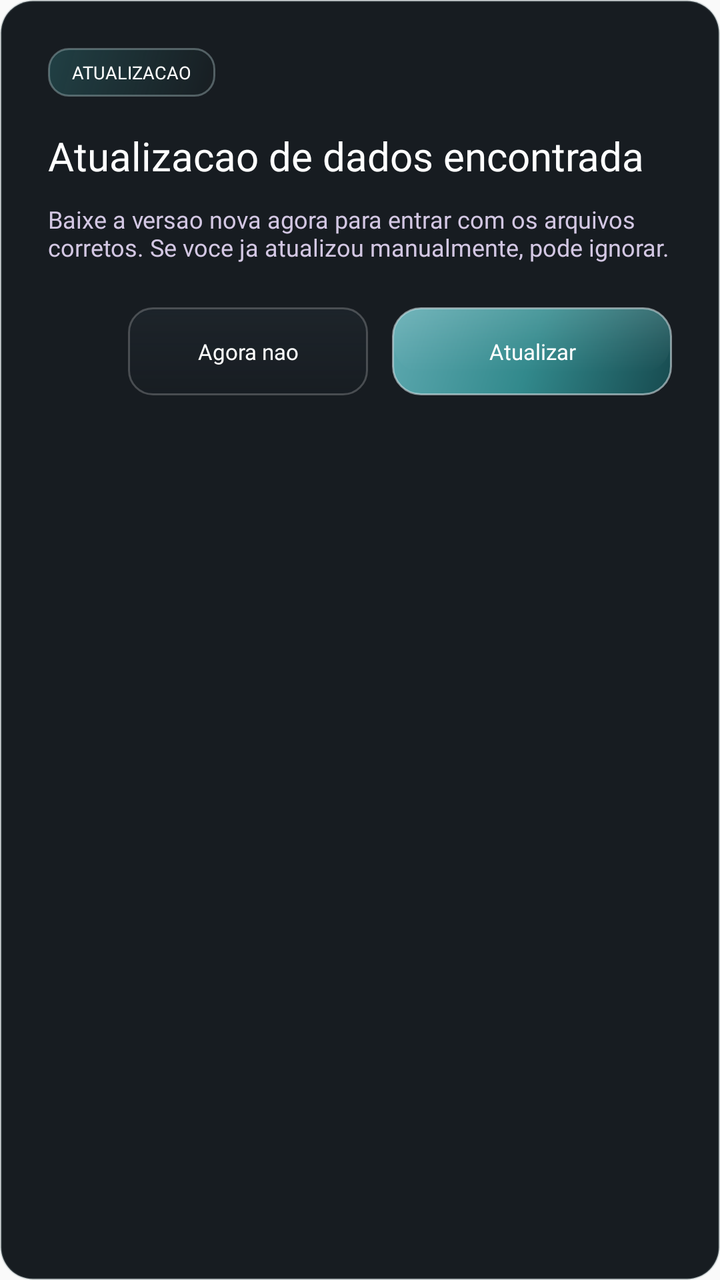
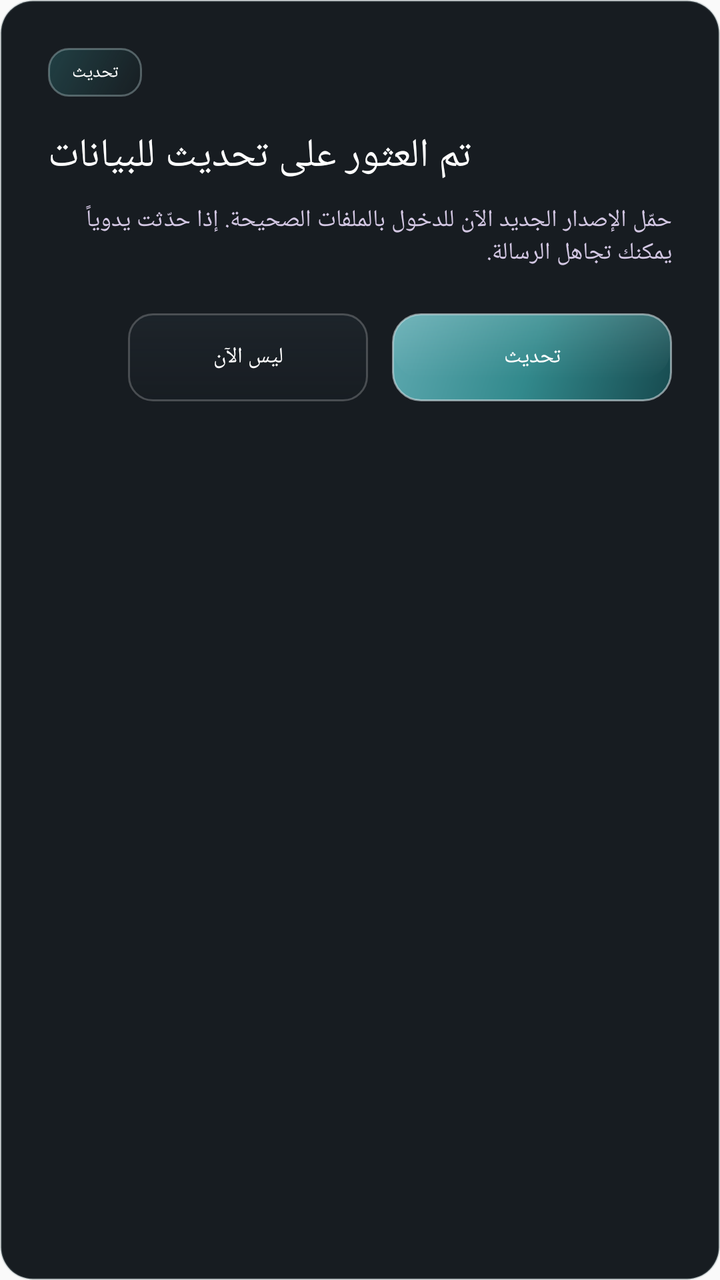

An Android layout rendered at two revisions. The XML below is the earlier revision; the diff shows what the commit changed to produce the second picture.
<!-- AndroidManifest.xml: application theme Theme.AppCompat.Light.NoActionBar.FullScreen -->
<!-- res/layout/dialog_update_prompt.xml -->
<?xml version="1.0" encoding="utf-8"?>
<LinearLayout xmlns:android="http://schemas.android.com/apk/res/android"
    android:layout_width="420dp"
    android:layout_height="wrap_content"
    android:background="@drawable/home_dialog_surface"
    android:orientation="vertical"
    android:padding="24dp">

    <TextView
        android:layout_width="wrap_content"
        android:layout_height="wrap_content"
        android:background="@drawable/home_news_badge"
        android:fontFamily="@font/montserrat_bold"
        android:paddingStart="12dp"
        android:paddingTop="6dp"
        android:paddingEnd="12dp"
        android:paddingBottom="6dp"
        android:text="Atualizacao"
        android:textAllCaps="true"
        android:textColor="@android:color/white"
        android:textSize="9sp" />

    <TextView
        android:id="@+id/update_prompt_title"
        android:layout_width="wrap_content"
        android:layout_height="wrap_content"
        android:layout_marginTop="16dp"
        android:fontFamily="@font/montserrat_black"
        android:text="Atualizacao de dados encontrada"
        android:textColor="@android:color/white"
        android:textSize="20sp" />

    <TextView
        android:id="@+id/update_prompt_body"
        android:layout_width="match_parent"
        android:layout_height="wrap_content"
        android:layout_marginTop="10dp"
        android:fontFamily="@font/montserrat_medium"
        android:text="Baixe a versao nova agora para entrar com os arquivos corretos. Se voce ja atualizou manualmente, pode ignorar."
        android:textColor="#D3C7E3"
        android:textSize="12sp" />

    <LinearLayout
        android:layout_width="match_parent"
        android:layout_height="wrap_content"
        android:layout_marginTop="22dp"
        android:gravity="end"
        android:orientation="horizontal">

        <TextView
            android:id="@+id/update_prompt_secondary"
            android:layout_width="wrap_content"
            android:layout_height="44dp"
            android:background="@drawable/home_action_secondary"
            android:fontFamily="@font/montserrat_bold"
            android:gravity="center"
            android:minWidth="120dp"
            android:paddingStart="18dp"
            android:paddingEnd="18dp"
            android:text="Agora nao"
            android:textColor="@android:color/white"
            android:textSize="11sp" />

        <TextView
            android:id="@+id/update_prompt_primary"
            android:layout_width="wrap_content"
            android:layout_height="44dp"
            android:layout_marginStart="12dp"
            android:background="@drawable/home_server_select_button"
            android:fontFamily="@font/montserrat_bold"
            android:gravity="center"
            android:minWidth="140dp"
            android:paddingStart="18dp"
            android:paddingEnd="18dp"
            android:text="Atualizar"
            android:textColor="@android:color/white"
            android:textSize="11sp" />
    </LinearLayout>
</LinearLayout>
<!-- resources referenced by this layout -->
<resources>
  <!-- drawable home_action_secondary (drawable) -->
  <?xml version="1.0" encoding="utf-8"?>
  <shape xmlns:android="http://schemas.android.com/apk/res/android"
      android:shape="rectangle">
      <gradient
          android:angle="270"
          android:startColor="#2E344450"
          android:endColor="#151A222A" />
      <corners android:radius="12dp" />
      <stroke
          android:width="1dp"
          android:color="#36FFFFFF" />
  </shape>
  <!-- drawable home_dialog_surface (drawable) -->
  <?xml version="1.0" encoding="utf-8"?>
  <shape xmlns:android="http://schemas.android.com/apk/res/android"
      android:shape="rectangle">
      <solid android:color="#F20B1016" />
      <corners android:radius="16dp" />
      <stroke
          android:width="1dp"
          android:color="@color/launcher_border_soft" />
  </shape>
  <!-- drawable home_news_badge (drawable) -->
  <?xml version="1.0" encoding="utf-8"?>
  <shape xmlns:android="http://schemas.android.com/apk/res/android"
      android:shape="rectangle">
      <gradient
          android:angle="315"
          android:startColor="#6C2D6F73"
          android:endColor="#33192325" />
      <corners android:radius="10dp" />
      <stroke
          android:width="1dp"
          android:color="#5DBBD4D5" />
  </shape>
  <!-- drawable home_server_select_button (drawable) -->
  <?xml version="1.0" encoding="utf-8"?>
  <layer-list xmlns:android="http://schemas.android.com/apk/res/android">
      <item android:top="2dp">
          <shape android:shape="rectangle">
              <solid android:color="#50101920" />
              <corners android:radius="14dp" />
          </shape>
      </item>
      <item>
          <shape android:shape="rectangle">
              <gradient
                  android:angle="315"
                  android:startColor="#5EA9B0"
                  android:centerColor="@color/launcher_accent_teal"
                  android:endColor="@color/launcher_accent_teal_dark" />
              <corners android:radius="14dp" />
              <stroke
                  android:width="1dp"
                  android:color="#92DAE8EC" />
          </shape>
      </item>
      <item
          android:left="1dp"
          android:top="1dp"
          android:right="1dp"
          android:bottom="12dp">
          <shape android:shape="rectangle">
              <gradient
                  android:angle="270"
                  android:startColor="#24EFFFFF"
                  android:centerColor="#10FFFFFF"
                  android:endColor="#00FFFFFF" />
              <corners android:radius="13dp" />
          </shape>
      </item>
  </layer-list>
  <style name="Theme.AppCompat.Light.NoActionBar.FullScreen" parent="@style/Theme.AppCompat.Light.NoActionBar">
          <item name="android:windowNoTitle">true</item>
          <item name="android:windowActionBar">false</item>
          <item name="android:windowFullscreen">true</item>
          <item name="android:windowContentOverlay">@null</item>
          <item name="android:windowLayoutInDisplayCutoutMode">shortEdges</item>
      </style>
  <color name="launcher_border_soft">#42798A91</color>
  <color name="launcher_accent_teal">#32898C</color>
  <color name="launcher_accent_teal_dark">#174A4F</color>
</resources>

<!-- the commit's change to res/layout/dialog_update_prompt.xml (unified diff, before → after) -->
@@ -15,7 +15,7 @@
         android:paddingTop="6dp"
         android:paddingEnd="12dp"
         android:paddingBottom="6dp"
-        android:text="Atualizacao"
+        android:text="تحديث"
         android:textAllCaps="true"
         android:textColor="@android:color/white"
         android:textSize="9sp" />
@@ -26,7 +26,7 @@
         android:layout_height="wrap_content"
         android:layout_marginTop="16dp"
         android:fontFamily="@font/montserrat_black"
-        android:text="Atualizacao de dados encontrada"
+        android:text="تم العثور على تحديث للبيانات"
         android:textColor="@android:color/white"
         android:textSize="20sp" />
 
@@ -36,7 +36,7 @@
         android:layout_height="wrap_content"
         android:layout_marginTop="10dp"
         android:fontFamily="@font/montserrat_medium"
-        android:text="Baixe a versao nova agora para entrar com os arquivos corretos. Se voce ja atualizou manualmente, pode ignorar."
+        android:text="حمّل الإصدار الجديد الآن للدخول بالملفات الصحيحة. إذا حدّثت يدوياً يمكنك تجاهل الرسالة."
         android:textColor="#D3C7E3"
         android:textSize="12sp" />
 
@@ -57,7 +57,7 @@
             android:minWidth="120dp"
             android:paddingStart="18dp"
             android:paddingEnd="18dp"
-            android:text="Agora nao"
+            android:text="ليس الآن"
             android:textColor="@android:color/white"
             android:textSize="11sp" />
 
@@ -72,7 +72,7 @@
             android:minWidth="140dp"
             android:paddingStart="18dp"
             android:paddingEnd="18dp"
-            android:text="Atualizar"
+            android:text="تحديث"
             android:textColor="@android:color/white"
             android:textSize="11sp" />
     </LinearLayout>
